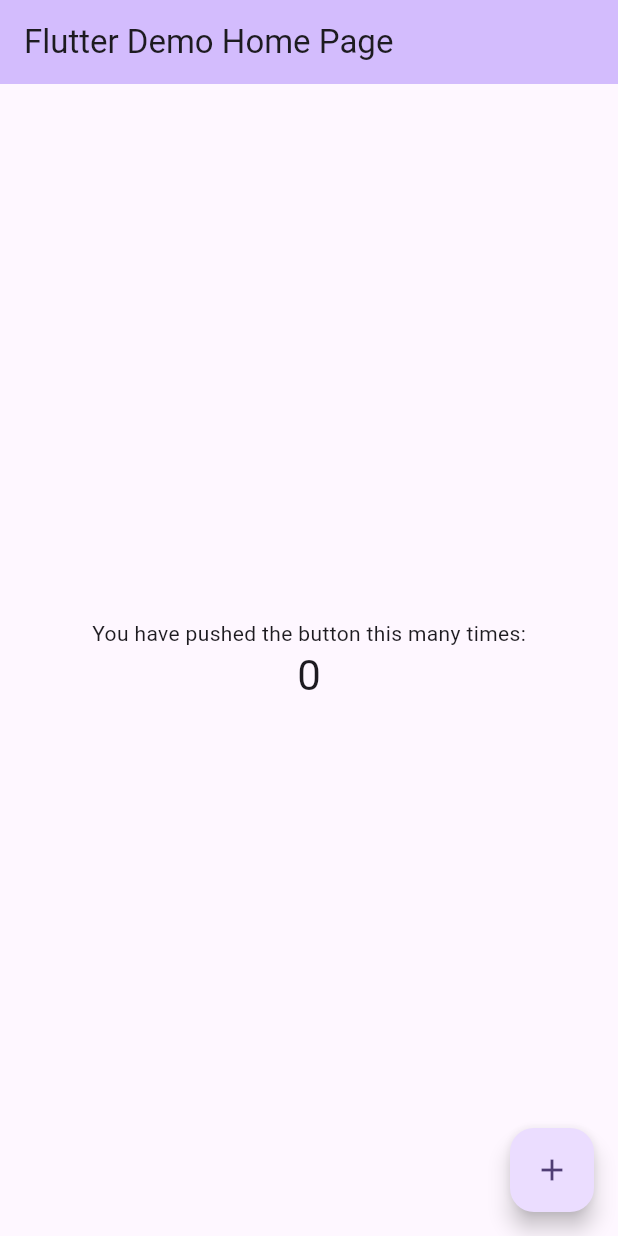
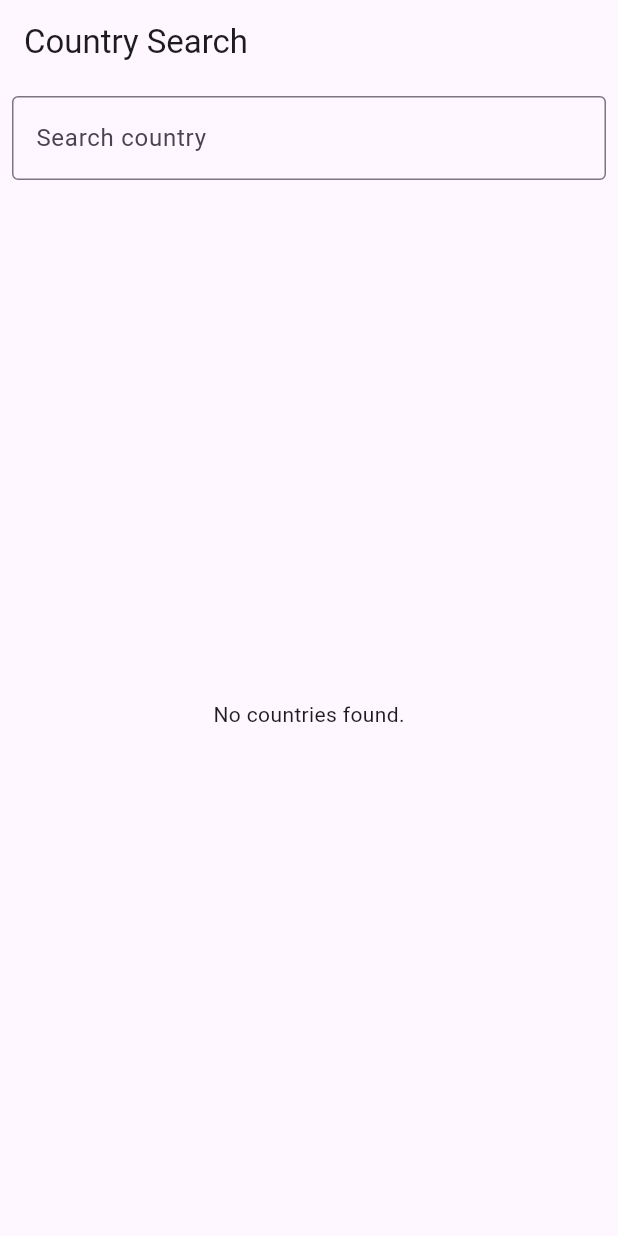
Before and after one commit to raheeldevninja/countries_search, a Flutter app: the screen it shows after launch, on a phone screen of 412 x 824 dp. Run offline on Flutter 3.47's test engine with Material 3 defaults, Android fonts, the phone set to English and light mode, and no system bars.

Commit message:
search countries api integrated and ui designed

```diff
--- /dev/null
+++ b/lib/core/apis.dart
@@ -0,0 +1,5 @@
+class APIs {
+
+  static const String getCountriesByName = 'https://restcountries.com/v3.1/name/';
+
+}
--- /dev/null
+++ b/lib/core/app.dart
@@ -0,0 +1,18 @@
+import 'package:countries_search/features/countries_search/countries_search_screen.dart';
+import 'package:flutter/material.dart';
+
+class SearchCountriesApp extends StatelessWidget {
+  const SearchCountriesApp({super.key});
+
+  @override
+  Widget build(BuildContext context) {
+    return MaterialApp(
+        title: 'Search Countries',
+        theme: ThemeData(
+          colorScheme: ColorScheme.fromSeed(seedColor: Colors.deepPurple),
+          useMaterial3: true,
+        ),
+        home: const CountriesSearchScreen(),
+    );
+  }
+}
--- /dev/null
+++ b/lib/features/countries_search/countries_search_screen.dart
@@ -0,0 +1,105 @@
+import 'package:countries_search/features/countries_search/country_details_screen.dart';
+import 'package:countries_search/features/countries_search/view_model/countries_provider.dart';
+import 'package:flutter/material.dart';
+import 'dart:async';
+
+import 'package:provider/provider.dart';
+
+class CountriesSearchScreen extends StatefulWidget {
+  const CountriesSearchScreen({super.key});
+
+  @override
+  State<CountriesSearchScreen> createState() => _CountriesSearchScreenState();
+}
+
+class _CountriesSearchScreenState extends State<CountriesSearchScreen> {
+
+  final TextEditingController _searchController = TextEditingController();
+  late final CountriesProvider _countryProvider;
+
+  @override
+  void initState() {
+    super.initState();
+
+    _countryProvider = Provider.of<CountriesProvider>(context, listen: false);
+
+    // debounce logic
+    _searchController.addListener(() {
+      Future.delayed(const Duration(milliseconds: 300), () {
+        _countryProvider.searchCountries(_searchController.text.trim());
+      });
+    });
+
+  }
+
+  @override
+  Widget build(BuildContext context) {
+
+    //countries provider
+    final countryProvider = Provider.of<CountriesProvider>(context);
+
+    return Scaffold(
+      appBar: AppBar(title: const Text('Country Search')),
+      body: Column(
+        children: [
+
+          //countries text field
+          Padding(
+            padding: const EdgeInsets.all(8.0),
+            child: TextField(
+              controller: _searchController,
+              decoration: const InputDecoration(
+                hintText: 'Search country',
+                border: OutlineInputBorder(),
+              ),
+            ),
+          ),
+
+          //countries listview or
+          Expanded(
+            child: countryProvider.isLoading
+                ? const Center(child: CircularProgressIndicator())
+                : countryProvider.error.isNotEmpty
+                ? Center(child: Text(countryProvider.error))
+                : countryProvider.countries.isEmpty
+                ? const Center(child: Text('No countries found.'))
+                : ListView.builder(
+              itemCount: countryProvider.countries.length,
+              itemBuilder: (context, index) {
+                final country = countryProvider.countries[index];
+                return ListTile(
+                  leading: Image.network(
+                    country['flag'],
+                    width: 50,
+                    height: 50,
+                    fit: BoxFit.cover,
+                  ),
+                  title: Text(country['name']),
+                  subtitle: Text(country['region']),
+                  onTap: () {
+                    Navigator.of(context).push(
+                      MaterialPageRoute(
+                        builder: (_) => CountryDetailScreen(
+                          country: country,
+                        ),
+                      ),
+                    );
+                  },
+                );
+              },
+            ),
+          ),
+        ],
+      ),
+    );
+  }
+
+  @override
+  void dispose() {
+
+    //dispose search controller
+    _searchController.dispose();
+
+    super.dispose();
+  }
+}
--- /dev/null
+++ b/lib/features/countries_search/country_details_screen.dart
@@ -0,0 +1,26 @@
+import 'package:flutter/material.dart';
+
+class CountryDetailScreen extends StatelessWidget {
+  final Map<String, dynamic> country;
+
+  const CountryDetailScreen({super.key, required this.country});
+
+  @override
+  Widget build(BuildContext context) {
+    return Scaffold(
+      appBar: AppBar(title: Text(country['name'])),
+      body: Padding(
+        padding: const EdgeInsets.all(16.0),
+        child: Column(
+          children: [
+            Image.network(country['flag'], width: 150, height: 100),
+            const SizedBox(height: 20),
+            Text('Name: ${country['name']}'),
+            Text('Region: ${country['region']}'),
+            Text('Population: ${country['population']}'),
+          ],
+        ),
+      ),
+    );
+  }
+}
--- /dev/null
+++ b/lib/features/countries_search/view_model/countries_provider.dart
@@ -0,0 +1,47 @@
+import 'package:countries_search/features/countries_search/service/countries_service.dart';
+import 'package:flutter/material.dart';
+
+class CountriesProvider extends ChangeNotifier {
+
+  final CountriesService _service = CountriesService();
+
+  List<Map<String, dynamic>> _countries = [];
+  bool _isLoading = false;
+  String _error = '';
+
+  List<Map<String, dynamic>> get countries => _countries;
+  bool get isLoading => _isLoading;
+  String get error => _error;
+
+  Future<void> searchCountries(String query) async {
+    if (query.isEmpty) {
+      _countries = [];
+      notifyListeners();
+      return;
+    }
+
+    _isLoading = true;
+    _error = '';
+    notifyListeners();
+
+    try {
+      final result = await _service.searchCountries(query);
+      _countries = result
+          .map((country) => {
+        'name': country['name']['common'],
+        'flag': country['flags']['png'],
+        'region': country['region'],
+        'population': country['population'],
+      })
+          .toList();
+    } catch (e) {
+      _error = e.toString();
+      _countries = [];
+    } finally {
+      _isLoading = false;
+      notifyListeners();
+    }
+  }
+
+
+}
--- a/lib/main.dart
+++ b/lib/main.dart
@@ -1,125 +1,15 @@
+import 'package:countries_search/core/app.dart';
+import 'package:countries_search/features/countries_search/view_model/countries_provider.dart';
 import 'package:flutter/material.dart';
+import 'package:provider/provider.dart';
 
 void main() {
-  runApp(const MyApp());
+  runApp(
+    MultiProvider(
+      providers: [
+        ChangeNotifierProvider(create: (context) => CountriesProvider()),
+      ],
+      child: const SearchCountriesApp(),
+    ),
+  );
 }
-
-class MyApp extends StatelessWidget {
-  const MyApp({super.key});
-
-  // This widget is the root of your application.
-  @override
-  Widget build(BuildContext context) {
-    return MaterialApp(
-      title: 'Flutter Demo',
-      theme: ThemeData(
-        // This is the theme of your application.
-        //
-        // TRY THIS: Try running your application with "flutter run". You'll see
-        // the application has a purple toolbar. Then, without quitting the app,
-        // try changing the seedColor in the colorScheme below to Colors.green
-        // and then invoke "hot reload" (save your changes or press the "hot
-        // reload" button in a Flutter-supported IDE, or press "r" if you used
-        // the command line to start the app).
-        //
-        // Notice that the counter didn't reset back to zero; the application
-        // state is not lost during the reload. To reset the state, use hot
-        // restart instead.
-        //
-        // This works for code too, not just values: Most code changes can be
-        // tested with just a hot reload.
-        colorScheme: ColorScheme.fromSeed(seedColor: Colors.deepPurple),
-        useMaterial3: true,
-      ),
-      home: const MyHomePage(title: 'Flutter Demo Home Page'),
-    );
-  }
-}
-
-class MyHomePage extends StatefulWidget {
-  const MyHomePage({super.key, required this.title});
-
-  // This widget is the home page of your application. It is stateful, meaning
-  // that it has a State object (defined below) that contains fields that affect
-  // how it looks.
-
-  // This class is the configuration for the state. It holds the values (in this
-  // case the title) provided by the parent (in this case the App widget) and
-  // used by the build method of the State. Fields in a Widget subclass are
-  // always marked "final".
-
-  final String title;
-
-  @override
-  State<MyHomePage> createState() => _MyHomePageState();
-}
-
-class _MyHomePageState extends State<MyHomePage> {
-  int _counter = 0;
-
-  void _incrementCounter() {
-    setState(() {
-      // This call to setState tells the Flutter framework that something has
-      // changed in this State, which causes it to rerun the build method below
-      // so that the display can reflect the updated values. If we changed
-      // _counter without calling setState(), then the build method would not be
-      // called again, and so nothing would appear to happen.
-      _counter++;
-    });
-  }
-
-  @override
-  Widget build(BuildContext context) {
-    // This method is rerun every time setState is called, for instance as done
-    // by the _incrementCounter method above.
-    //
-    // The Flutter framework has been optimized to make rerunning build methods
-    // fast, so that you can just rebuild anything that needs updating rather
-    // than having to individually change instances of widgets.
-    return Scaffold(
-      appBar: AppBar(
-        // TRY THIS: Try changing the color here to a specific color (to
-        // Colors.amber, perhaps?) and trigger a hot reload to see the AppBar
-        // change color while the other colors stay the same.
-        backgroundColor: Theme.of(context).colorScheme.inversePrimary,
-        // Here we take the value from the MyHomePage object that was created by
-        // the App.build method, and use it to set our appbar title.
-        title: Text(widget.title),
-      ),
-      body: Center(
-        // Center is a layout widget. It takes a single child and positions it
-        // in the middle of the parent.
-        child: Column(
-          // Column is also a layout widget. It takes a list of children and
-          // arranges them vertically. By default, it sizes itself to fit its
-          // children horizontally, and tries to be as tall as its parent.
-          //
-          // Column has various properties to control how it sizes itself and
-          // how it positions its children. Here we use mainAxisAlignment to
-          // center the children vertically; the main axis here is the vertical
-          // axis because Columns are vertical (the cross axis would be
-          // horizontal).
-          //
-          // TRY THIS: Invoke "debug painting" (choose the "Toggle Debug Paint"
-          // action in the IDE, or press "p" in the console), to see the
-          // wireframe for each widget.
-          mainAxisAlignment: MainAxisAlignment.center,
-          children: <Widget>[
-            const Text(
-              'You have pushed the button this many times:',
-            ),
-            Text(
-              '$_counter',
-              style: Theme.of(context).textTheme.headlineMedium,
-            ),
-          ],
-        ),
-      ),
-      floatingActionButton: FloatingActionButton(
-        onPressed: _incrementCounter,
-        tooltip: 'Increment',
-        child: const Icon(Icons.add),
-      ), // This trailing comma makes auto-formatting nicer for build methods.
-    );
-  }
-}
```
Also changed, not shown: lib/features/countries_search/service/countries_service.dart (added, +27 -0 lines), pubspec.yaml (+5 -67 lines), pubspec.lock, 2 other files.
